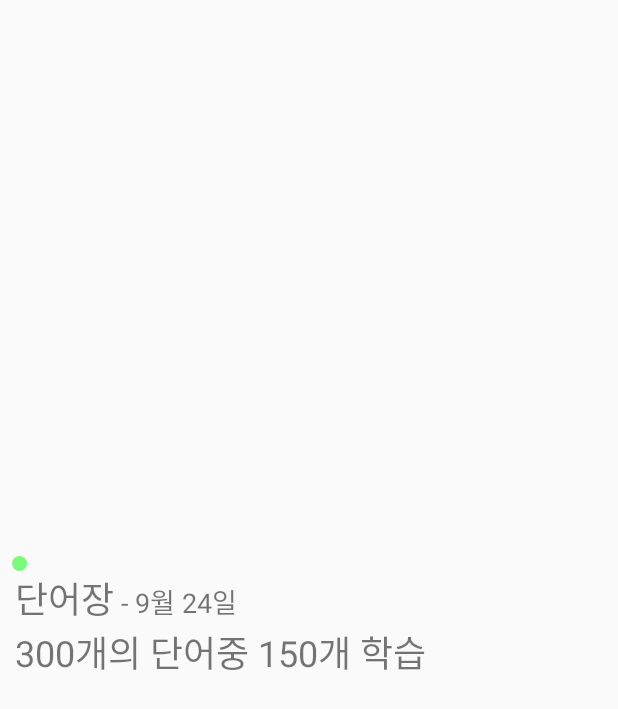
After one commit to dudgns0507/LearnDoIn, an Android app: the layout wordlist_item.xml on its own in the app's theme, with its tools: preview values and no code run, on a phone screen of 412 x 824 dp. The commit adds this screen. Shown: the top 709 px of the screen. Run offline under Robolectric (Android 15) with nearby library versions, the phone set to English and light mode, and no system bars; Roboto replaces fonts that are not available here.

Commit message:
Create ListView, Fix Login Issue
fix if id,pw is null or empty

```diff
--- a/LearnDoIn/app/src/main/res/layout/activity_list.xml
+++ b/LearnDoIn/app/src/main/res/layout/activity_list.xml
@@ -46,6 +46,11 @@
         android:layout_width="match_parent"
         android:layout_height="0dp"
         android:layout_weight="75">
+        <ListView
+            android:layout_width="match_parent"
+            android:layout_height="match_parent"
+            android:id="@+id/word_list">
 
+        </ListView>
     </LinearLayout>
 </LinearLayout>
--- a/LearnDoIn/app/src/main/res/layout/activity_login.xml
+++ b/LearnDoIn/app/src/main/res/layout/activity_login.xml
@@ -25,7 +25,7 @@
             android:layout_width="match_parent"
             android:layout_height="wrap_content"
             android:text="Study, Make it simple"
-            android:textSize="16sp"
+            android:textSize="14sp"
             android:layout_gravity="center_horizontal"
             android:id="@+id/sub_title"
             android:gravity="center_horizontal" />
--- /dev/null
+++ b/LearnDoIn/app/src/main/res/layout/wordlist_item.xml
@@ -0,0 +1,44 @@
+<?xml version="1.0" encoding="utf-8"?>
+<LinearLayout xmlns:android="http://schemas.android.com/apk/res/android"
+    android:orientation="vertical" android:layout_width="match_parent"
+    android:layout_height="match_parent"
+    android:gravity="center_vertical"
+    android:id="@+id/list_item_root">
+
+    <LinearLayout
+        android:layout_width="match_parent"
+        android:layout_height="10dp">
+        <ImageView
+            android:layout_width="wrap_content"
+            android:layout_height="wrap_content"
+            android:src="@drawable/circle_green"
+            android:paddingLeft="5dp"
+            android:id="@+id/item_state"/>
+    </LinearLayout>
+    <LinearLayout
+        android:layout_width="match_parent"
+        android:layout_height="wrap_content"
+        android:orientation="horizontal">
+        <TextView
+            android:text="단어장"
+            android:layout_width="wrap_content"
+            android:layout_height="wrap_content"
+            android:id="@+id/word_title"
+            android:textSize="24sp"
+            android:paddingLeft="10dp"/>
+        <TextView
+            android:layout_width="wrap_content"
+            android:layout_height="wrap_content"
+            android:text=" - 9월 24일"
+            android:textSize="18sp"
+            android:id="@+id/word_latest"/>
+    </LinearLayout>
+
+    <TextView
+        android:text="300개의 단어중 150개 학습"
+        android:layout_width="match_parent"
+        android:layout_height="wrap_content"
+        android:id="@+id/word_process"
+        android:textSize="24sp"
+        android:paddingLeft="10dp"/>
+</LinearLayout>
```
Also changed, not shown: LearnDoIn/app/src/main/java/com/example/dudgns0507/learndoin/Activity/ListActivity.java (+98 -0 lines), LearnDoIn/app/src/main/java/com/example/dudgns0507/learndoin/Activity/ListData.java (added, +13 -0 lines), LearnDoIn/app/src/main/java/com/example/dudgns0507/learndoin/Activity/LoginActivity.java (+7 -1 lines), 1 other file.
